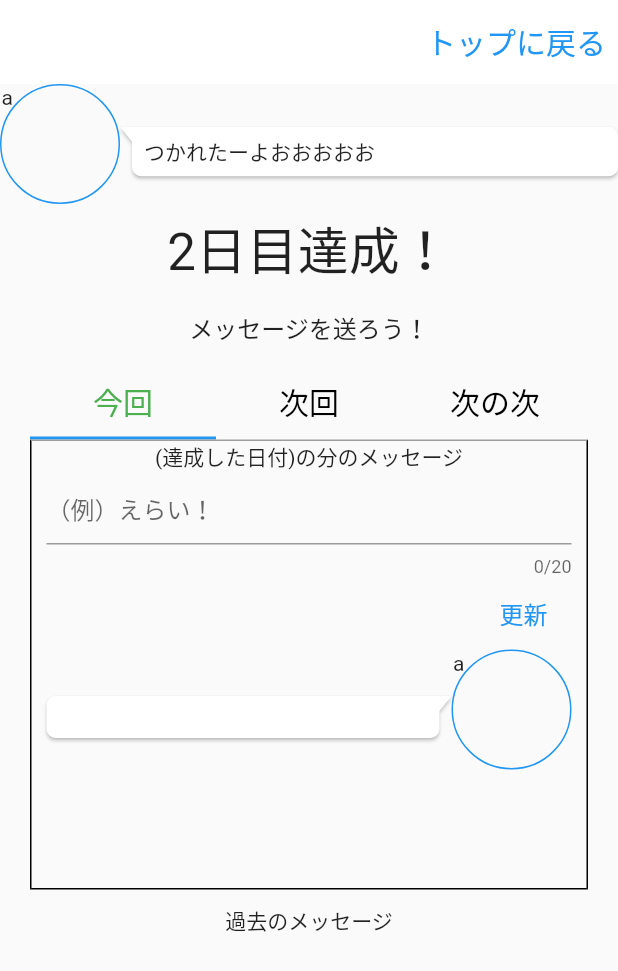
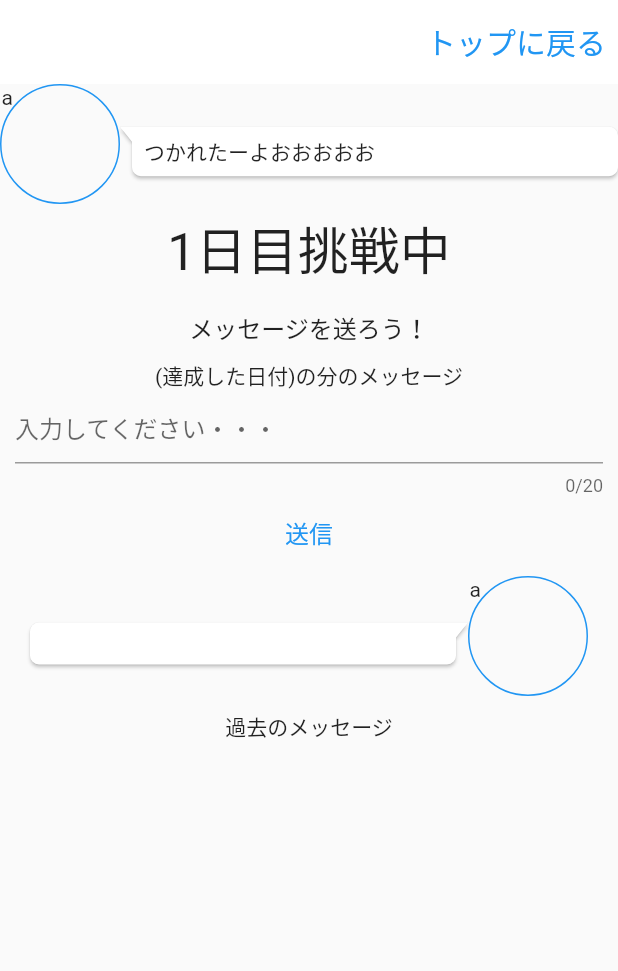
Before and after one commit to y0303noki/YellApp, a Flutter app: the OtherYellMainPage screen opened directly, on a phone screen of 412 x 824 dp. Shown: the top 971 px of the screen. Run offline on Flutter 3.47's test engine with Material 2 defaults, Android fonts, the phone set to English and light mode, and no system bars; drawn by our look-alikes of bubble; our stand-ins replace cloud_firestore, firebase_auth, firebase_core, flutter_hooks, hooks_riverpod and 1 more; missing offline and left inert: dart:ffi; accounts and stored records are empty; network calls fail.

Commit message:
一旦コミット。ごちゃついてきた

```diff
--- a/lib/model/myGoal.dart
+++ b/lib/model/myGoal.dart
@@ -8,7 +8,8 @@ class MyGoalModel {
   int unitType = 0; // 0: 日　1:回数
   int currentDay = 0; // 何日目？
   int currentTimes = 0; // 何回目？
-  DateTime? updatedCurrentDayAt;
+  DateTime? updatedCurrentDayAt; // 完了した日付
+  String achievedDayOrTime = ''; // 2日目が完了 '2-ok'
   bool isDeleted = false;
   List<String> memberIds = [];
   String inviteId = '';
@@ -22,6 +23,7 @@ class MyGoalModel {
     this.currentDay = 0,
     this.currentTimes = 0,
     this.updatedCurrentDayAt,
+    this.achievedDayOrTime = '',
     this.isDeleted = false,
     this.memberIds = const [],
     this.inviteId = '',
--- /dev/null
+++ b/lib/model/yell_message.dart
@@ -0,0 +1,20 @@
+class YellMessage {
+  String id = '';
+  String goalId = '';
+  int dayOrTimes = 0; // x日目、x回目の応援メッセージ
+  String memberId = '';
+  String message = '';
+  bool isDeleted = false;
+  DateTime? createdAt;
+  DateTime? updatedAt;
+  YellMessage({
+    this.id = '',
+    this.goalId = '',
+    this.dayOrTimes = 0,
+    this.memberId = '',
+    this.message = '',
+    this.isDeleted = false,
+    this.createdAt,
+    this.updatedAt,
+  });
+}
--- a/lib/screen/my/my_achievement_page.dart
+++ b/lib/screen/my/my_achievement_page.dart
@@ -275,7 +275,10 @@ class MyAchievementPage extends ConsumerWidget {
                       ? myAchievment.currentDay
                       : myAchievment.currentTime;
                   _myGoalFirebase.updateAchieveCurrentDayOrTime(
-                      myAchievment.goalId, myAchievment.unitType, dayOrTime);
+                      myAchievment.goalId,
+                      myAchievment.unitType,
+                      dayOrTime,
+                      myAchievment.achievedDayOrTime);
                 },
                 child: myAchievment.isTapedToday
                     ? ButtonWidget.achievementedToday(deviceSize.width)
--- a/lib/screen/other/other_yell_main_page.dart
+++ b/lib/screen/other/other_yell_main_page.dart
@@ -1,21 +1,15 @@
 import 'package:flutter/material.dart';
 import 'package:hooks_riverpod/hooks_riverpod.dart';
-import 'package:flutter_hooks/flutter_hooks.dart';
 import 'package:yell_app/components/widget/button_widget.dart';
-import 'package:yell_app/components/widget/common_widget.dart';
 import 'package:yell_app/components/widget/text_widget.dart';
-import 'package:yell_app/model/member.dart';
-import 'package:yell_app/model/myGoal.dart';
-import 'package:yell_app/state/my_achievment_provider.dart';
+import 'package:yell_app/firebase/yell_message_firebase.dart';
+import 'package:yell_app/model/yell_message.dart';
 import 'package:yell_app/state/other_achievment_provider.dart';
 import 'package:bubble/bubble.dart';
 
-TextEditingController _textEditingControllerThisTime =
-    TextEditingController(text: '');
-TextEditingController _textEditingControllerNextTime =
-    TextEditingController(text: '');
-TextEditingController _textEditingControllerNextTime2 =
-    TextEditingController(text: '');
+TextEditingController _textEditingController = TextEditingController(text: '');
+YellMessageFirebase yellMessageFirebase = YellMessageFirebase();
+bool isFirstFetchYellMessage = false;
 
 class OtherYellMainPage extends ConsumerWidget {
   @override
@@ -24,10 +18,7 @@ class OtherYellMainPage extends ConsumerWidget {
 
     final deviceSize = MediaQuery.of(context).size;
 
-    return DefaultTabController(
-      initialIndex: 1,
-      length: 3,
-      child: Scaffold(
+    return Scaffold(
       appBar: AppBar(
         backgroundColor: Colors.white,
         elevation: 0,
@@ -41,7 +32,9 @@ class OtherYellMainPage extends ConsumerWidget {
         ],
         title: const Text('TabBar Widget'),
       ),
-          body: SingleChildScrollView(
+      body: Consumer(
+        builder: (context, ref, child) {
+          return SingleChildScrollView(
             child: Column(
               children: [
                 Row(
@@ -50,15 +43,7 @@ class OtherYellMainPage extends ConsumerWidget {
                     _speechMessage('つかれたーよおおおおお'),
                   ],
                 ),
-                Container(
-                  margin: const EdgeInsets.only(
-                    left: 10,
-                    right: 10,
-                    top: 5,
-                    bottom: 10,
-                  ),
-                  child: TextWidget.headLineText4('2日目達成！'),
-                ),
+                _achievedCurrent(otherAchievment),
                 Container(
                   margin: const EdgeInsets.only(
                     left: 10,
@@ -68,6 +53,7 @@ class OtherYellMainPage extends ConsumerWidget {
                   ),
                   child: TextWidget.subTitleText1('メッセージを送ろう！'),
                 ),
+                _textEdit(otherAchievment),
                 Container(
                   margin: const EdgeInsets.only(
                     left: 20,
@@ -75,161 +61,66 @@ class OtherYellMainPage extends ConsumerWidget {
                     top: 5,
                     bottom: 10,
                   ),
-                  child: _tabBody(otherAchievment),
+                  child: _futureMessage(otherAchievment),
                 ),
                 Text('過去のメッセージ'),
               ],
             ),
-          )),
+          );
+        },
+      ),
     );
   }
 
-  // 今回、次、次の次　を押したときの処理判断
-  /// index = 0:今回 1:次 2:次の次
-  _selectDayWidth(double deviceWidth, double marginWidth, int index) {
-    double _indent = 0;
-    double _endIndent = 0;
-    double tenWidth = 10;
-    double dividerWidth = deviceWidth - marginWidth;
-    switch (index) {
-      case 0:
-        _indent = tenWidth;
-        _endIndent = dividerWidth / 3 * 2;
-        break;
-      case 1:
-        _indent = dividerWidth / 3 + tenWidth / 2;
-        _endIndent = dividerWidth / 3 + tenWidth / 2;
-        break;
-      case 2:
-        _indent = dividerWidth / 3 * 2;
-        _endIndent = tenWidth;
-        break;
-    }
-
-    return Divider(
-      height: 10,
-      thickness: 5,
-      indent: _indent,
-      endIndent: _endIndent,
-      color: Colors.red,
-    );
-  }
-
-  Widget _tabBody(OtherAchievment otherAchievment) {
-    // 応援メッセージタブ一覧
-    List<Tab> tabList = [
-      Tab(
-        child: TextWidget.headLineText6('今回'),
-      ),
-      Tab(
-        child: TextWidget.headLineText6('次回'),
-      ),
-      Tab(
-        child: TextWidget.headLineText6('次の次'),
-      ),
-    ];
-
+  Widget _achievedCurrent(OtherAchievment otherAchievment) {
+    if (otherAchievment.unitType == 0) {
+      if (otherAchievment.achievedDayOrTime ==
+          '${otherAchievment.currentDay}-ok') {
         return Container(
-      child: DefaultTabController(
-        length: tabList.length, // length of tabs
-        initialIndex: 0,
-        child: Column(
-          crossAxisAlignment: CrossAxisAlignment.stretch,
-          children: [
-            Container(
-              child: TabBar(
-                onTap: (value) {
-                  print(value);
-                },
-                labelColor: Colors.green,
-                unselectedLabelColor: Colors.black,
-                tabs: tabList,
-              ),
-            ),
-            Container(
-                height: 300, //height of TabBarView
-                decoration: const BoxDecoration(
-                  border: Border(
-                    top: BorderSide(
-                      color: Colors.grey,
-                      width: 1,
-                    ),
-                    left: BorderSide(
-                      color: Colors.black,
-                      width: 1,
-                    ),
-                    right: BorderSide(
-                      color: Colors.black,
-                      width: 1,
-                    ),
-                    bottom: BorderSide(
-                      color: Colors.black,
-                      width: 1,
-                    ),
-                  ),
-                ),
-                child: TabBarView(children: <Widget>[
-                  Container(
           margin: const EdgeInsets.only(
             left: 10,
             right: 10,
+            top: 5,
+            bottom: 10,
           ),
-                    child: Column(
-                      children: [
-                        Text('(達成した日付)の分のメッセージ'),
-                        TextField(
-                          controller: _textEditingControllerThisTime,
-                          maxLength: 20,
-                          style: TextStyle(),
-                          maxLines: 1,
-                          decoration: InputDecoration(
-                            hintText: '（例）えらい！',
-                            // errorText: errorText.isEmpty ? null : errorText,
+          child: TextWidget.headLineText4('${otherAchievment.currentDay}日目達成'),
+        );
+      } else {
+        return Container(
+          margin: const EdgeInsets.only(
+            left: 10,
+            right: 10,
+            top: 5,
+            bottom: 10,
           ),
+          child: TextWidget.headLineText4('${otherAchievment.currentDay}日目挑戦中'),
+        );
+      }
+    } else {
+      if (otherAchievment.achievedDayOrTime ==
+          '${otherAchievment.currentTime}-ok') {
+        return Container(
+          margin: const EdgeInsets.only(
+            left: 10,
+            right: 10,
+            top: 5,
+            bottom: 10,
           ),
-                        Row(
-                          mainAxisAlignment: MainAxisAlignment.end,
-                          children: [
-                            TextButton(
-                              onPressed: () {
-                                print('a');
-                                otherAchievment.thisTimeMessage =
-                                    _textEditingControllerThisTime.text;
-                                otherAchievment.refreshNotifyListeners();
-                              },
-                              child: TextWidget.subTitleText1('更新'),
+          child: TextWidget.headLineText4('${otherAchievment.currentTime}回目達成'),
+        );
+      } else {
+        return Container(
+          margin: const EdgeInsets.only(
+            left: 10,
+            right: 10,
+            top: 5,
+            bottom: 10,
           ),
-                          ],
-                        ),
-                        Row(
-                          mainAxisAlignment: MainAxisAlignment.end,
-                          children: [
-                            _yellMessage(otherAchievment.thisTimeMessage),
-                            ButtonWidget.iconMainWidget('a'),
-                          ],
-                        ),
-                      ],
-                    ),
-                  ),
-                  Container(
-                    child: Center(
-                      child: Text('Display Tab 2',
-                          style: TextStyle(
-                              fontSize: 22, fontWeight: FontWeight.bold)),
-                    ),
-                  ),
-                  Container(
-                    child: Center(
-                      child: Text('Display Tab 3',
-                          style: TextStyle(
-                              fontSize: 22, fontWeight: FontWeight.bold)),
-                    ),
-                  ),
-                ]))
-          ],
-        ),
-      ),
+          child:
+              TextWidget.headLineText4('${otherAchievment.currentTime}回目挑戦中'),
         );
+      }
+    }
   }
 
   Widget _speechMessage(String _text) {
@@ -254,4 +145,130 @@ class OtherYellMainPage extends ConsumerWidget {
       ),
     );
   }
+
+  Widget _futureMessage(OtherAchievment otherAchievment) {
+    if (!isFirstFetchYellMessage) {
+      // 初めて取得するとき
+
+      return FutureBuilder(
+        future:
+            yellMessageFirebase.fetchMyGoalYellMessage(otherAchievment.goalId),
+        builder: (BuildContext context, AsyncSnapshot snapshot) {
+          // 通信中
+          if (snapshot.connectionState == ConnectionState.waiting) {
+            return const Center(
+              child: CircularProgressIndicator(),
+            );
           }
+
+          if (snapshot.error != null) {
+            // エラー
+            return const Center(
+              child: Text('エラーがおきました'),
+            );
+          }
+
+          // 成功処理
+          if (snapshot.connectionState == ConnectionState.done) {
+            isFirstFetchYellMessage = true;
+            // -okの部分を削除。
+            // 現在オーナー側に表示されている数字を取得できる
+
+            // int messageDayOrTime = int.parse(otherAchievment.achievedDayOrTime
+            //     .substring(0, otherAchievment.achievedDayOrTime.length - 3));
+
+            // List<YellMessage> _data = snapshot.data;
+            // if (_data.isEmpty) {}
+
+            // int dayOrTimes = 0;
+            // YellMessage? myMessage;
+            // for (YellMessage yellMessage in _data) {
+            //   // 既に応援メッセージを送信ずみ
+            //   if (yellMessage.dayOrTimes == messageDayOrTime) {
+            //     myMessage = yellMessage;
+            //     break;
+            //   }
+            // }
+            return Row(
+              mainAxisAlignment: MainAxisAlignment.end,
+              children: [
+                _yellMessage(otherAchievment.yellMessage),
+                ButtonWidget.iconMainWidget('a'),
+              ],
+            );
+
+            // return _textEdit(otherAchievment);
+          }
+          return const Center(
+            child: Text('エラーがおきました'),
+          );
+        },
+      );
+    } else {
+      // 2回目以降は取得し直さない
+      return Row(
+        mainAxisAlignment: MainAxisAlignment.end,
+        children: [
+          _yellMessage(otherAchievment.yellMessage),
+          ButtonWidget.iconMainWidget('b'),
+        ],
+      );
+    }
+  }
+
+  Widget _textEdit(OtherAchievment otherAchievment) {
+    return Container(
+      margin: const EdgeInsets.only(
+        left: 10,
+        right: 10,
+      ),
+      child: Column(
+        children: [
+          Text('(達成した日付)の分のメッセージ'),
+          TextField(
+            controller: _textEditingController,
+            enabled: otherAchievment.yellMessage.isEmpty,
+            maxLength: 20,
+            style: TextStyle(),
+            maxLines: 1,
+            decoration: InputDecoration(
+              hintText: '入力してください・・・',
+              // errorText: errorText.isEmpty ? null : errorText,
+            ),
+          ),
+          Row(
+            mainAxisAlignment: MainAxisAlignment.center,
+            children: [
+              TextButton(
+                onPressed: otherAchievment.yellMessage.isNotEmpty
+                    ? null
+                    : () {
+                        otherAchievment.yellMessage =
+                            _textEditingController.text;
+                        YellMessage yellMessageModel = YellMessage(
+                          goalId: otherAchievment.goalId,
+                          message: otherAchievment.yellMessage,
+                        );
+                        // x日目 or x回目
+                        if (otherAchievment.unitType == 0) {
+                          yellMessageModel.dayOrTimes =
+                              otherAchievment.currentDay;
+                        } else {
+                          yellMessageModel.dayOrTimes =
+                              otherAchievment.currentTime;
+                        }
+                        yellMessageFirebase
+                            .insertYellMessageData(yellMessageModel);
+
+                        _textEditingController.clear();
+                        otherAchievment.refreshNotifyListeners();
+                      },
+                child: TextWidget.subTitleText1('送信'),
+              ),
+            ],
+          ),
+        ],
+      ),
+    );
+  }
+}
--- a/lib/screen/start_page.dart
+++ b/lib/screen/start_page.dart
@@ -119,6 +119,7 @@ class StartPage extends ConsumerWidget {
             return GestureDetector(
               onTap: () {
                 goalData.memberIds = memberDatas.map((e) => e.id).toList();
+
                 myAchievment.setInitialData(goalData);
                 invite.id = goalData.inviteId;
 
--- a/lib/state/other_achievment_provider.dart
+++ b/lib/state/other_achievment_provider.dart
@@ -16,14 +16,16 @@ class OtherAchievment extends ChangeNotifier {
   List<String> memberIdList = []; // 応援しているメンバー
   bool isTapedToday = false; // 本日の分達成ずみフラグ
 
+  int unitType = 0; // 0:日 1:回数
   int currentDay = 1; // 現在の達成日（例：5日目 / 40日 の5日目の部分）
+  int currentTime = 1; // 何回目？
+  DateTime? updateCurrentDayOrTime; // 達成した日付
+  String achievedDayOrTime = ''; // 達成したら2-ok
 
   bool refresh = false; // データを通信し直すかどうか。画面を最初に表示したときとリフレッシュしたとき
 
   int messageType = 0; // 0 or 1 or 2
-  String thisTimeMessage = ''; // 今回のメッセージ
-  String nextTimeMessage = ''; // 次のメッセージ
-  String nextTime2Message = ''; // 次の次のメッセー
+  String yellMessage = ''; // 今回のメッセージ
 
   void setInitialData(MyGoalModel _ownerGoalModel) {
     goalId = _ownerGoalModel.id;
@@ -39,6 +41,12 @@ class OtherAchievment extends ChangeNotifier {
     notifyListeners();
   }
 
+  // 応援メッセージ更新
+  void setYellMessage(String _message) {
+    yellMessage = _message;
+    notifyListeners();
+  }
+
   void refreshNotifyListeners() {
     notifyListeners();
   }
```
Also changed, not shown: lib/firebase/member_firebase.dart (+0 -16 lines), lib/firebase/my_goal_firebase.dart (+7 -3 lines), lib/firebase/yell_message_firebase.dart (added, +110 -0 lines), lib/screen/other/start_other_yell_list_page.dart (+23 -1 lines), lib/state/my_achievment_provider.dart (+9 -6 lines). Lines whose indentation alone changed are shown as unchanged.
